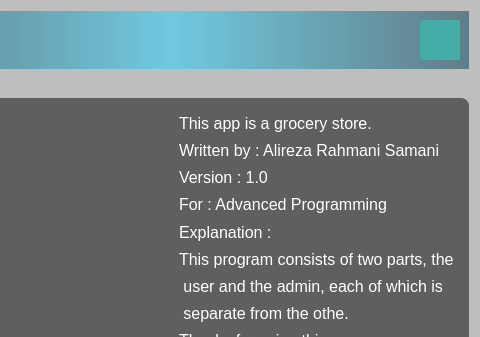
First picture: the form in AP_Project/aboutme_page.ui, repository alirrah/AP_Project, before the edit; both pictures show x 138 to 618 and y 0 to 337 of the 618 by 446 pixel window.
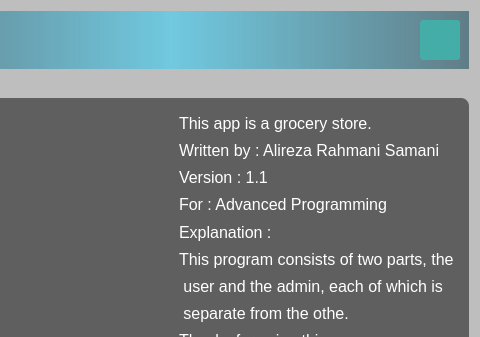
Second picture: the form after the edit. Icons and pictures are not drawn.

What changed in the file:
```diff
--- a/AP_Project/aboutme_page.ui
+++ b/AP_Project/aboutme_page.ui
@@ -218,7 +218,7 @@
            </font>
           </property>
           <property name="text">
-           <string>Version : 1.0</string>
+           <string>Version : 1.1</string>
           </property>
          </widget>
         </item>
```
